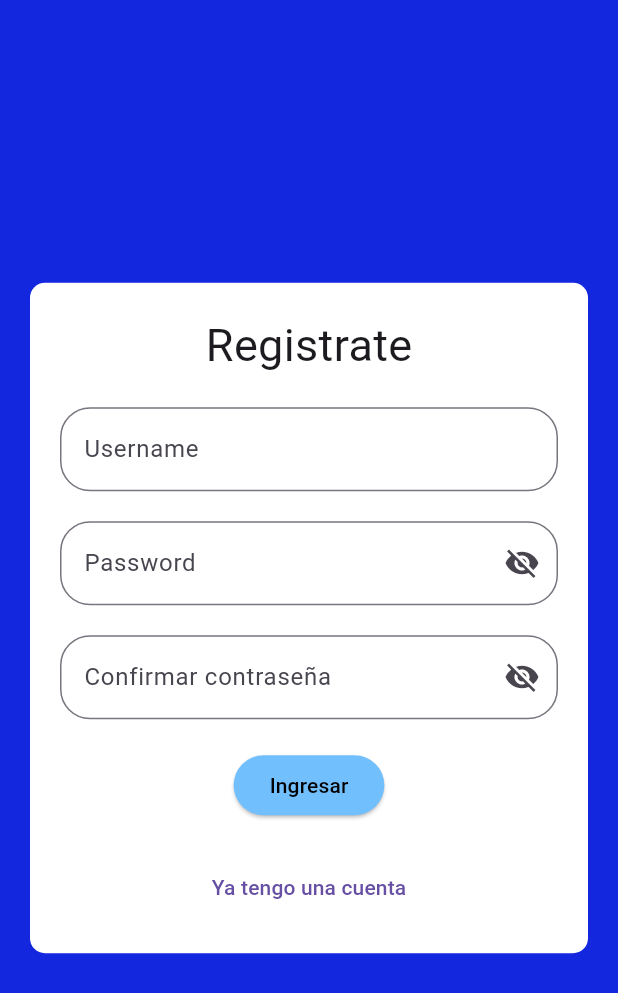
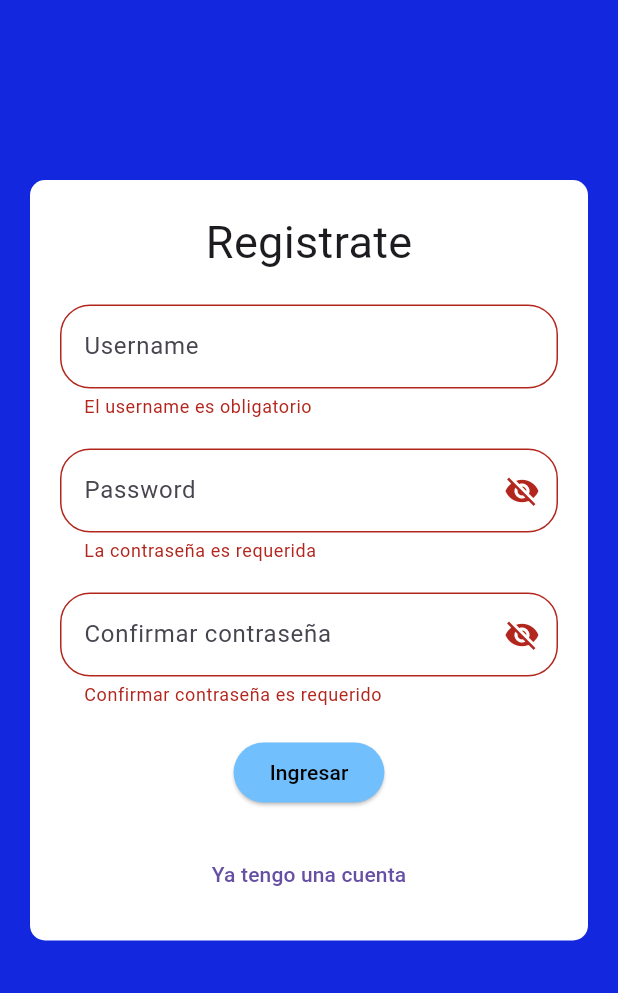
Before and after one commit to ERICKGALVAN/quizz_app, a Flutter app: the RegisterScreen screen opened directly, after a tap on "Ingresar", on a phone screen of 412 x 824 dp. Shown: the top 993 px of the screen. Run offline on Flutter 3.47's test engine with Material 3 defaults, Android fonts, the phone set to English and light mode, and no system bars; our stand-ins replace dio.

Commit message:
register user

```diff
--- /dev/null
+++ b/lib/auth/data/datasources/auth_service.dart
@@ -0,0 +1,21 @@
+import 'package:dio/dio.dart';
+import 'package:quizz_app/config/network/dio_config.dart';
+
+class AuthService {
+  final dio = DioConfig.dio;
+
+  Future register({
+    required String username,
+    required String password,
+  }) async {
+    try {
+      final response = await dio.post('/register', data: {
+        'username': username,
+        'password': password,
+      });
+      print(response);
+    } catch (e) {
+      rethrow;
+    }
+  }
+}
--- a/lib/auth/presentation/screens/register_screen.dart
+++ b/lib/auth/presentation/screens/register_screen.dart
@@ -1,4 +1,5 @@
 import 'package:flutter/material.dart';
+import 'package:quizz_app/auth/data/datasources/auth_service.dart';
 import 'package:quizz_app/auth/presentation/screens/login_screen.dart';
 import 'package:quizz_app/auth/presentation/widgets/password_textfield.dart';
 import 'package:quizz_app/config/routes/routes.dart';
@@ -17,15 +18,21 @@ class _RegisterScreenState extends State<RegisterScreen> {
   final TextEditingController _passwordController = TextEditingController();
   final TextEditingController _confirmPasswordController =
       TextEditingController();
+  final _formKey = GlobalKey<FormState>();
+
   @override
   Widget build(BuildContext context) {
     return Scaffold(
       backgroundColor: const Color.fromARGB(255, 19, 39, 223),
-      body: Padding(
+      body: SingleChildScrollView(
+        child: Padding(
           padding: const EdgeInsets.all(20),
           child: Column(
             mainAxisAlignment: MainAxisAlignment.center,
             children: [
+              const SizedBox(
+                height: 100,
+              ),
               Center(
                 child: Container(
                   padding: const EdgeInsets.all(
@@ -40,6 +47,7 @@ class _RegisterScreenState extends State<RegisterScreen> {
                     ),
                   ),
                   child: Form(
+                    key: _formKey,
                     child: Column(
                       children: [
                         const Text(
@@ -51,7 +59,7 @@ class _RegisterScreenState extends State<RegisterScreen> {
                         const SizedBox(
                           height: 20,
                         ),
-                      TextField(
+                        TextFormField(
                           controller: _usernameController,
                           decoration: const InputDecoration(
                             hintText: 'Username',
@@ -63,6 +71,12 @@ class _RegisterScreenState extends State<RegisterScreen> {
                               ),
                             ),
                           ),
+                          validator: (value) {
+                            if (value == null || value.isEmpty) {
+                              return 'El username es obligatorio';
+                            }
+                            return null;
+                          },
                         ),
                         const SizedBox(
                           height: 20,
@@ -74,6 +88,12 @@ class _RegisterScreenState extends State<RegisterScreen> {
                             setState(() {
                               _isPasswordVisible = !_isPasswordVisible;
                             });
+                          },
+                          validator: (value) {
+                            if (value == null || value.isEmpty) {
+                              return 'La contraseña es requerida';
+                            }
+                            return null;
                           },
                         ),
                         const SizedBox(
@@ -91,6 +111,15 @@ class _RegisterScreenState extends State<RegisterScreen> {
                               },
                             );
                           },
+                          validator: (value) {
+                            if (value == null || value.isEmpty) {
+                              return 'Confirmar contraseña es requerido';
+                            }
+                            if (value != _passwordController.text) {
+                              return 'Las contraseñas no coinciden';
+                            }
+                            return null;
+                          },
                         ),
                         const SizedBox(
                           height: 20,
@@ -102,7 +131,12 @@ class _RegisterScreenState extends State<RegisterScreen> {
                             foregroundColor: Colors.black,
                           ),
                           onPressed: () {
-                          print(_usernameController.text);
+                            if (_formKey.currentState?.validate() ?? false) {
+                              AuthService().register(
+                                username: _usernameController.text,
+                                password: _passwordController.text,
+                              );
+                            }
                           },
                           child: const Text(
                             'Ingresar',
@@ -130,6 +164,7 @@ class _RegisterScreenState extends State<RegisterScreen> {
             ],
           ),
         ),
+      ),
     );
   }
 }
--- a/lib/auth/presentation/widgets/password_textfield.dart
+++ b/lib/auth/presentation/widgets/password_textfield.dart
@@ -7,15 +7,17 @@ class PasswordTextfield extends StatelessWidget {
     required this.onPressed,
     this.hintText,
     required this.controller,
+    this.validator,
   }) : super(key: key);
   final bool isPasswordVisible;
   final void Function() onPressed;
   final String? hintText;
   final TextEditingController controller;
+  final String? Function(String?)? validator;
 
   @override
   Widget build(BuildContext context) {
-    return TextField(
+    return TextFormField(
       controller: controller,
       keyboardType: TextInputType.visiblePassword,
       obscureText: isPasswordVisible,
@@ -35,6 +37,7 @@ class PasswordTextfield extends StatelessWidget {
           ),
         ),
       ),
+      validator: validator,
     );
   }
 }
--- /dev/null
+++ b/lib/config/network/dio_config.dart
@@ -0,0 +1,15 @@
+import 'package:dio/dio.dart';
+
+class DioConfig {
+  static Dio dio = Dio();
+  static const String url = "https://quizz-server-wine.vercel.app/";
+
+  void init() {
+    dio.options.baseUrl = url;
+    dio.options.headers = {
+      'Content-Type': 'application/json',
+      'Accept': 'application/json',
+    };
+    dio.options.validateStatus = (status) => status! < 500;
+  }
+}
--- a/lib/main.dart
+++ b/lib/main.dart
@@ -1,6 +1,8 @@
 import 'package:flutter/material.dart';
 import 'package:quizz_app/app.dart';
+import 'package:quizz_app/config/network/dio_config.dart';
 
 void main() {
+  DioConfig().init();
   runApp(const App());
 }
--- a/pubspec.yaml
+++ b/pubspec.yaml
@@ -28,6 +28,7 @@ environment:
 # the latest version available on pub.dev. To see which dependencies have newer
 # versions available, run `flutter pub outdated`.
 dependencies:
+  dio: ^5.4.1
   flutter:
     sdk: flutter
 
```
Also changed, not shown: pubspec.lock. Lines whose indentation alone changed are shown as unchanged.
